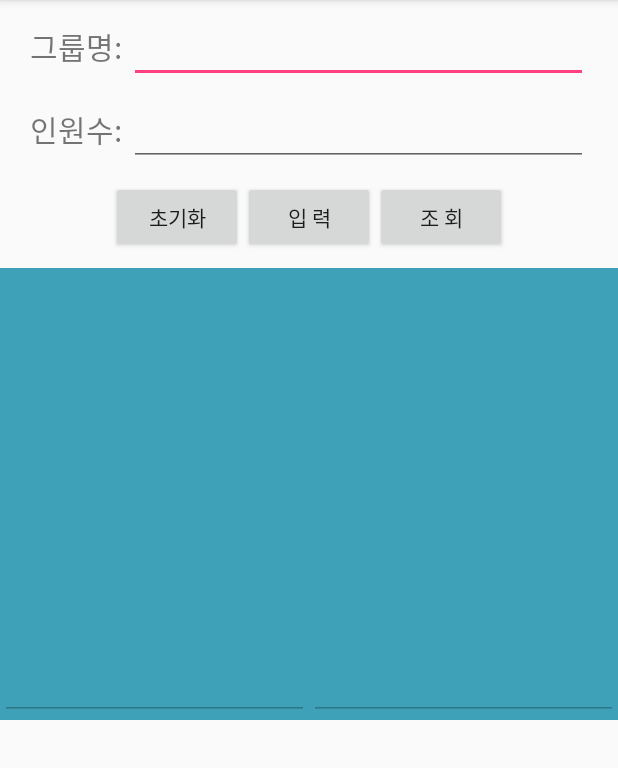
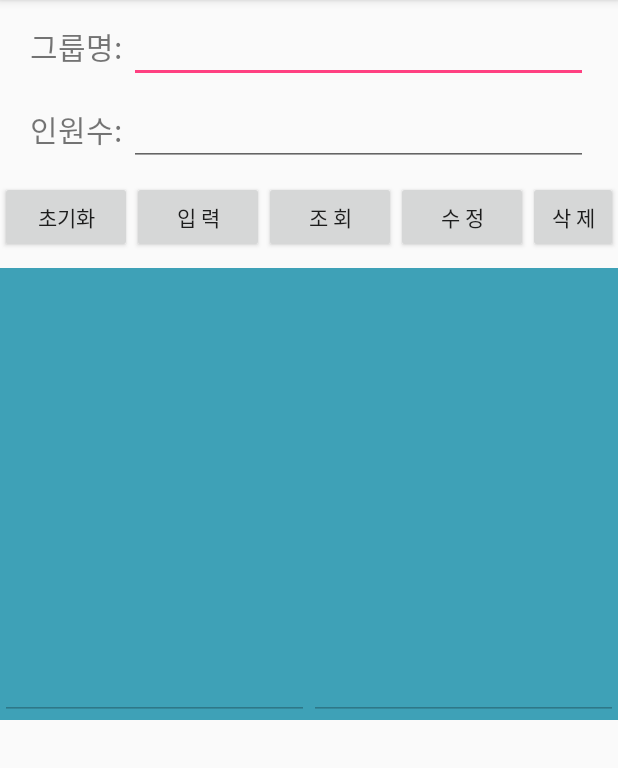
Before and after one commit to ryujeahong/DBEx, an Android app: the screen it shows after launch (MainActivity), after a tap on "입 력", on a phone screen of 412 x 824 dp, the part 84-852 px from its top. Run offline under Robolectric (Android 15) with nearby library versions, the phone set to English and light mode, and no system bars.

Commit message:
#8 Select When input, update, delete Button

```diff
--- a/app/src/main/java/kr/hs/phjin1106e_mirim/dbex/MainActivity.java
+++ b/app/src/main/java/kr/hs/phjin1106e_mirim/dbex/MainActivity.java
@@ -12,7 +12,7 @@ import android.widget.EditText;
 import android.widget.Toast;
 public class MainActivity extends AppCompatActivity {
     EditText editName, editCount, editResultName, editResultCount;
-    Button butInit, butInsert, butSelect;
+    Button butInit, butInsert, butSelect, butUpdate, butDelete;
     MyDBHelper myHelper;
     SQLiteDatabase sqlDb;
     @Override
@@ -26,6 +26,9 @@ public class MainActivity extends AppCompatActivity {
         butInit=(Button)findViewById(R.id.but_init);
         butInsert=(Button)findViewById(R.id.but_insert);
         butSelect=(Button)findViewById(R.id.but_select);
+        butUpdate=(Button)findViewById(R.id.but_update);
+        butDelete=(Button)findViewById(R.id.but_delete);
+
 //DB 생성
         myHelper=new MyDBHelper(this);
 //기존의 테이블이 존재하면 삭제하고 테이블을 새로 생성한다.
@@ -59,6 +62,27 @@ public class MainActivity extends AppCompatActivity {
                 }
             }
         });
+
+        butInsert.setOnClickListener(new View.OnClickListener() {
+            @Override
+            public void onClick(View view) {
+                sqlDb=myHelper.getWritableDatabase();
+                String sql="update idolTable set idolCount="+editCount.getText()+" where idolName='"+editName.getText()+"'";
+                sqlDb.execSQL(sql);
+                sqlDb.close();
+                Toast.makeText(MainActivity.this, "인원수가 수정됨", Toast.LENGTH_LONG).show();
+            }
+        });
+        butInsert.setOnClickListener(new View.OnClickListener() {
+            @Override
+            public void onClick(View view) {
+                sqlDb=myHelper.getWritableDatabase();
+                String sql="delete from idolTable where idolName='"+editName.getText()+"'";
+                sqlDb.execSQL(sql);
+                sqlDb.close();
+                Toast.makeText(MainActivity.this, "삭제되었음", Toast.LENGTH_LONG).show();
+            }
+        });
     }
     class MyDBHelper extends SQLiteOpenHelper{
         // idolDB라는 이름의 데이터베이스가 생성된다.
--- a/app/src/main/res/layout/activity_main.xml
+++ b/app/src/main/res/layout/activity_main.xml
@@ -72,6 +72,18 @@
             android:layout_height="wrap_content"
             android:text="조 회"
             />
+        <Button
+            android:id="@+id/but_update"
+            android:layout_width="wrap_content"
+            android:layout_height="wrap_content"
+            android:text="수 정"
+            />
+        <Button
+            android:id="@+id/but_delete"
+            android:layout_width="wrap_content"
+            android:layout_height="wrap_content"
+            android:text="삭 제"
+            />
     </LinearLayout>
     <LinearLayout
         android:layout_marginTop="10dp"
```
